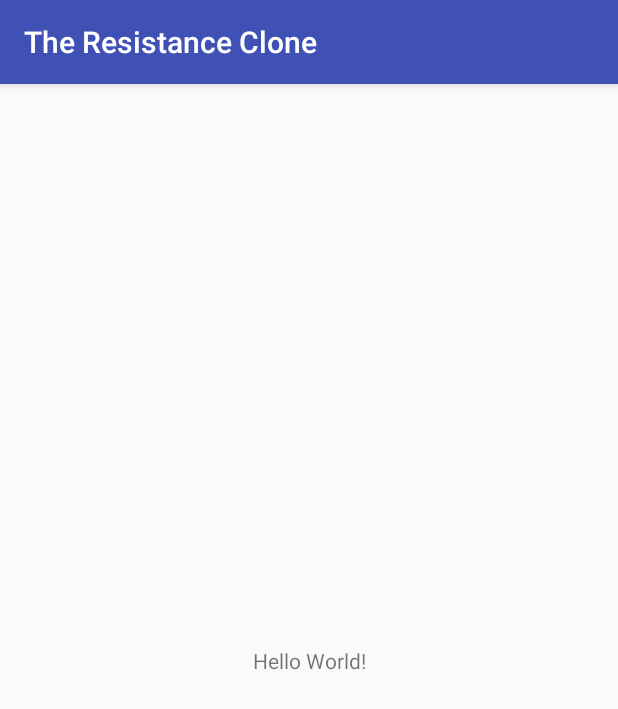
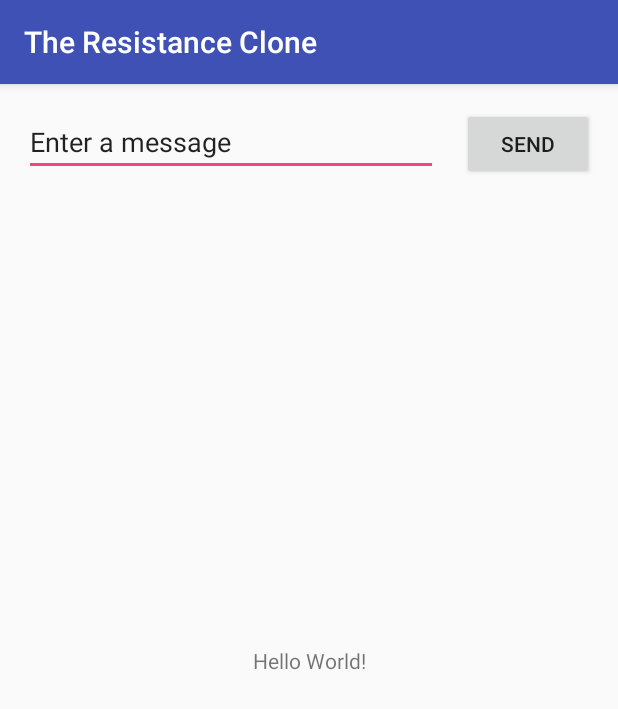
Before and after one commit to the-flatmates/resistance-clone, an Android app: the screen it shows after launch (MainActivity), on a phone screen of 412 x 824 dp. Shown: the top 709 px of the screen. Run offline under Robolectric (Android 15) with nearby library versions, the phone set to English and light mode, and no system bars.

Commit message:
Create activity to send message content

```diff
--- a/app/src/main/res/layout/activity_main.xml
+++ b/app/src/main/res/layout/activity_main.xml
@@ -15,4 +15,31 @@
         app:layout_constraintRight_toRightOf="parent"
         app:layout_constraintTop_toTopOf="parent" />
 
+    <EditText
+        android:id="@+id/editText"
+        android:layout_width="0dp"
+        android:layout_height="wrap_content"
+        android:layout_marginStart="16dp"
+        android:layout_marginTop="16dp"
+        android:ems="10"
+        android:inputType="textPersonName"
+        android:text="@string/edit_message"
+        app:layout_constraintEnd_toStartOf="@+id/button"
+        app:layout_constraintHorizontal_bias="0.5"
+        app:layout_constraintStart_toStartOf="parent"
+        app:layout_constraintTop_toTopOf="parent" />
+
+    <Button
+        android:id="@+id/button"
+        android:layout_width="wrap_content"
+        android:layout_height="wrap_content"
+        android:layout_marginEnd="16dp"
+        android:layout_marginStart="16dp"
+        android:onClick="sendMessage"
+        android:text="@string/button_send"
+        app:layout_constraintBaseline_toBaselineOf="@+id/editText"
+        app:layout_constraintEnd_toEndOf="parent"
+        app:layout_constraintHorizontal_bias="0.5"
+        app:layout_constraintStart_toEndOf="@+id/editText" />
+
 </android.support.constraint.ConstraintLayout>
--- a/app/src/main/res/values/strings.xml
+++ b/app/src/main/res/values/strings.xml
@@ -1,3 +1,5 @@
 <resources>
     <string name="app_name">The Resistance Clone</string>
+    <string name="edit_message">Enter a message</string>
+    <string name="button_send">Send</string>
 </resources>
```
Also changed, not shown: app/src/main/AndroidManifest.xml (+8 -0 lines), app/src/main/java/com/flatmates/theresistanceclone/DisplayMessageActivity.java (added, +23 -0 lines), app/src/main/java/com/flatmates/theresistanceclone/MainActivity.java (+16 -0 lines), app/src/main/res/layout/activity_display_message.xml (added, +19 -0 lines).
